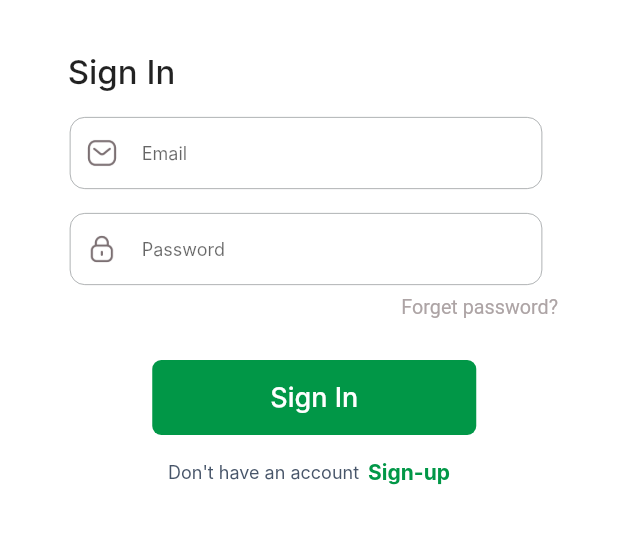
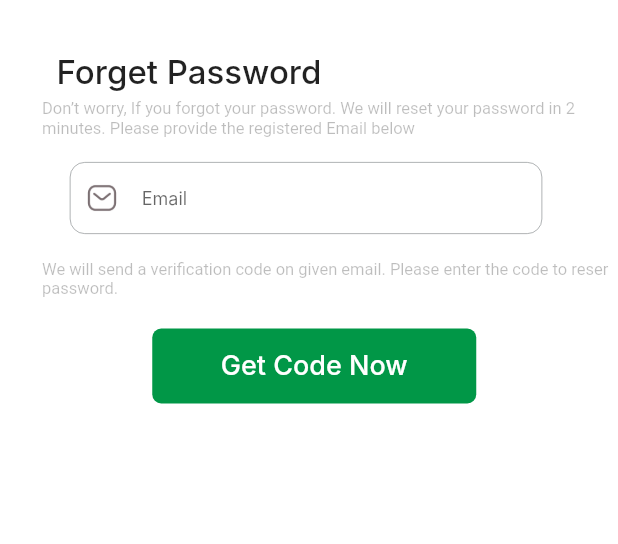
Before and after one commit to Animmza/Bank_app, a Flutter app: the screen it shows after launch, after a tap on "Forget password?", on a phone screen of 412 x 824 dp, the part 408-952 px from its top. Run offline on Flutter 3.47's test engine with Material 2 defaults, Android fonts, the phone set to English and light mode, and no system bars; our stand-ins replace animated_splash_screen, device_preview, flutter_screenutil, get; Roboto replaces fonts that are missing (Inter, inter).

Commit message:
sign up and password screens

```diff
--- a/lib/assest/assests-folder.dart
+++ b/lib/assest/assests-folder.dart
@@ -1,5 +1,3 @@
-import 'package:flutter/material.dart';
-
 class ImageAssests {
   static const splash = 'assests/splashimage.jpg';
   static const emailicon = 'assests/Message.png';
@@ -35,4 +33,7 @@ class ImageAssests {
   static const Rectangular = 'assests/Rectangular.png';
   static const Rectangular1 = 'assests/Rectangle1.png';
   static const arrowdwon = 'assests/arrow-dwon.png';
+  static const fullName = 'assests/Profile.png';
+  static const phone = 'assests/Call.png';
+
 }
--- a/lib/res/routes/routes.dart
+++ b/lib/res/routes/routes.dart
@@ -8,7 +8,7 @@ import '../../view/splash.dart';
 class approutes{
   static appRoutes()=>[
     GetPage(name:RoutesName.splashScreen,page:()=>Splash(),),
-    GetPage(name:RoutesName.signInScreen,page:()=>signIn(),),
+    GetPage(name:RoutesName.signInScreen,page:()=>SignInScreen(),),
     GetPage(name:RoutesName.Home,page:()=>Home(),),
 
   ];
--- a/lib/view/SignIn.dart
+++ b/lib/view/SignIn.dart
@@ -1,19 +1,21 @@
 import 'package:bankapppp/assest/assests-folder.dart';
 import 'package:bankapppp/res/colors.dart';
 import 'package:bankapppp/view/home.dart';
+import 'package:bankapppp/view/screens/forget_password_screen/forget_password_screen.dart';
+import 'package:bankapppp/view/screens/sign_up_screen/sign_up_screen.dart';
 import 'package:flutter/material.dart';
 import 'package:flutter_screenutil/flutter_screenutil.dart';
 import 'package:get/get_core/src/get_main.dart';
 import 'package:get/get_navigation/get_navigation.dart';
 
-class signIn extends StatefulWidget {
-  const signIn({Key? key}) : super(key: key);
+class SignInScreen extends StatefulWidget {
+  const SignInScreen({Key? key}) : super(key: key);
 
   @override
-  State<signIn> createState() => _signInState();
+  State<SignInScreen> createState() => _SignInScreenState();
 }
 
-class _signInState extends State<signIn> {
+class _SignInScreenState extends State<SignInScreen> {
   @override
   Widget build(BuildContext context) {
     return Scaffold(
@@ -21,21 +23,21 @@ class _signInState extends State<signIn> {
         child: SingleChildScrollView(
           child: Column(
             children: [
-              SizedBox(
+              const SizedBox(
                 height: 30,
               ),
               Container(
                 height: 242,
                 width: 341,
-                decoration: BoxDecoration(
+                decoration: const BoxDecoration(
                   image: DecorationImage(
                     image: AssetImage(ImageAssests.splash),
                     fit: BoxFit.cover,
                   ),
                 ),
               ),
-              Padding(
-                padding: const EdgeInsets.only(top: 35, left: 20, right: 270),
+              const Padding(
+                padding: EdgeInsets.only(top: 35, left: 20, right: 270),
                 child: Text(
                   "Sign In",
                   style: TextStyle(
@@ -46,12 +48,12 @@ class _signInState extends State<signIn> {
                 ),
               ),
               Padding(
-                padding: EdgeInsets.only(left: 28, right: 32, top: 16),
+                padding: const EdgeInsets.only(left: 28, right: 32, top: 16),
                 child: Container(
                   height: 48,
                   width: 315,
                   child: TextField(
-                    style: TextStyle(
+                    style: const TextStyle(
                         fontFamily: "Inter",
                         fontWeight: FontWeight.w400,
                         fontSize: 12),
@@ -61,7 +63,7 @@ class _signInState extends State<signIn> {
                         child: Container(
                           height: 13,
                           width: 15,
-                          decoration: BoxDecoration(
+                          decoration: const BoxDecoration(
                             image: DecorationImage(
                               image: AssetImage(ImageAssests.emailicon),
                             ),
@@ -90,7 +92,7 @@ class _signInState extends State<signIn> {
                 ),
               ),
               Padding(
-                padding: EdgeInsets.only(left: 28, right: 32, top: 16),
+                padding: const EdgeInsets.only(left: 28, right: 32, top: 16),
                 child: Container(
                   height: 48,
                   width: 315,
@@ -148,13 +150,13 @@ class _signInState extends State<signIn> {
                           fontSize: 12.sp,
                           color: const Color((0xFFADA4A5))),
                     ),
-                    onPressed: () async {
-                      const String _url = "https://www.geeksforgeeks.org";
+                    onPressed: () {
+                      Get.to(const ForgetPasswordScreen());
                     },
                   ),
                 ),
               ),
-              SizedBox(
+              const SizedBox(
                 height: 20,
               ),
               Padding(
@@ -163,7 +165,15 @@ class _signInState extends State<signIn> {
                   height: 50,
                   width: 216,
                   child: TextButton(
-                    child: Text(
+                    style: ElevatedButton.styleFrom(
+                      shape: RoundedRectangleBorder(
+                          borderRadius: BorderRadius.circular(6)),
+                      backgroundColor: greenColor,
+                    ),
+                    onPressed: () {
+                      Get.to(const Home());
+                    },
+                    child: const Text(
                       "Sign In",
                       style: TextStyle(
                           fontWeight: FontWeight.w500,
@@ -171,42 +181,36 @@ class _signInState extends State<signIn> {
                           fontSize: 18,
                           color: Colors.white),
                     ),
-                    style: ElevatedButton.styleFrom(
-                      shape: RoundedRectangleBorder(
-                          borderRadius: BorderRadius.circular(6)),
-                      backgroundColor: greenColor,
-                    ),
-                    onPressed: () {
-                      Get.to(Home());
-                    },
                   ),
                 ),
               ),
-              SizedBox(
+              const SizedBox(
                 height: 16,
               ),
               Row(
                 mainAxisAlignment: MainAxisAlignment.center,
                 children: [
-                  Text(
-                    "Don't have an account",
+                  const Text(
+                    "Don't have an account?",
                     style: TextStyle(
                       fontWeight: FontWeight.w400,
                       fontFamily: "Inter",
-                      fontSize: 12,
+                      fontSize: 14,
                       color: Color(0xFF475569),
                     ),
                   ),
-                  SizedBox(
-                    width: 6,
-                  ),
-                  Text(
-                    "Sign-up",
-                    style: TextStyle(
-                        fontWeight: FontWeight.bold,
-                        fontFamily: "Inter",
-                        fontSize: 14,
-                        color: greenColor),
+                  TextButton(
+                    onPressed: () {
+                      Get.to(const SignUpScreen());
+                    },
+                    child: const Text(
+                      "Sign-up",
+                      style: TextStyle(
+                          fontWeight: FontWeight.bold,
+                          fontFamily: "Inter",
+                          fontSize: 16,
+                          color: greenColor),
+                    ),
                   ),
                 ],
               )
--- a/lib/view/home.dart
+++ b/lib/view/home.dart
@@ -3,7 +3,6 @@ import 'package:bankapppp/res/colors.dart';
 import 'package:bankapppp/view/AddtoWallet.dart';
 import 'package:bankapppp/view/Banktobank.dart';
 import 'package:bankapppp/view/Contact.dart';
-import 'package:bankapppp/view/Contatc2.dart';
 import 'package:bankapppp/view/RequestMoney.dart';
 import 'package:bankapppp/view/ToBank.dart';
 import 'package:bankapppp/view/Transactionhistory.dart';
--- /dev/null
+++ b/lib/view/screens/forget_password_screen/forget_password_screen.dart
@@ -0,0 +1,101 @@
+import 'package:bankapppp/assest/assests-folder.dart';
+import 'package:bankapppp/res/colors.dart';
+import 'package:bankapppp/view/SignIn.dart';
+import 'package:bankapppp/view/home.dart';
+import 'package:bankapppp/view/screens/reset_password_screen/reset_password_screen.dart';
+import 'package:bankapppp/view/screens/sign_up_screen/widgets/common_text_field.dart';
+import 'package:flutter/material.dart';
+import 'package:flutter_screenutil/flutter_screenutil.dart';
+import 'package:get/get_core/src/get_main.dart';
+import 'package:get/get_navigation/get_navigation.dart';
+
+class ForgetPasswordScreen extends StatefulWidget {
+  const ForgetPasswordScreen({Key? key}) : super(key: key);
+
+  @override
+  State<ForgetPasswordScreen> createState() => _ForgetPasswordScreenState();
+}
+
+class _ForgetPasswordScreenState extends State<ForgetPasswordScreen> {
+  @override
+  Widget build(BuildContext context) {
+    return Scaffold(
+      body: SafeArea(
+        child: SingleChildScrollView(
+          child: Column(
+            children: [
+              const SizedBox(
+                height: 30,
+              ),
+              Container(
+                height: 242,
+                width: 341,
+                decoration: const BoxDecoration(
+                  image: DecorationImage(
+                    image: AssetImage(ImageAssests.splash),
+                    fit: BoxFit.cover,
+                  ),
+                ),
+              ),
+              const Padding(
+                padding: EdgeInsets.only(top: 35, left: 10, right: 170),
+                child: Text(
+                  "Forget Password",
+                  style: TextStyle(
+                    fontWeight: FontWeight.w500,
+                    fontFamily: "Inter",
+                    fontSize: 22,
+                  ),
+                ),
+              ),
+              const Padding(
+                padding: EdgeInsets.only(top: 4, left: 28),
+                child: Text(
+                    'Don’t worry, If you forgot your password. We will reset your password in 2 minutes. Please provide the registered Email below',
+                    style: TextStyle(fontSize: 11, color: Colors.black26)),
+              ),
+              const CommonTextField(
+                hintText: "Email",
+                assetIcon: ImageAssests.emailicon,
+              ),
+              const Padding(
+                padding: EdgeInsets.only(top: 17, left: 28),
+                child: Text(
+                    'We will send a verification code on given email. Please enter the code to reser password.',
+                    style: TextStyle(fontSize: 11, color: Colors.black26)),
+              ),
+              const SizedBox(
+                height: 20,
+              ),
+              Padding(
+                padding: const EdgeInsets.only(left: 83, right: 76),
+                child: SizedBox(
+                  height: 50,
+                  width: 216,
+                  child: TextButton(
+                    style: ElevatedButton.styleFrom(
+                      shape: RoundedRectangleBorder(
+                          borderRadius: BorderRadius.circular(6)),
+                      backgroundColor: greenColor,
+                    ),
+                    onPressed: () {
+                      Get.to(const ResetPasswordScreen());
+                    },
+                    child: const Text(
+                      "Get Code Now",
+                      style: TextStyle(
+                          fontWeight: FontWeight.w500,
+                          fontFamily: "Inter",
+                          fontSize: 18,
+                          color: Colors.white),
+                    ),
+                  ),
+                ),
+              ),
+            ],
+          ),
+        ),
+      ),
+    );
+  }
+}
--- /dev/null
+++ b/lib/view/screens/sign_up_screen/widgets/common_text_field.dart
@@ -0,0 +1,58 @@
+import 'package:flutter/material.dart';
+import 'package:bankapppp/assest/assests-folder.dart';
+
+class CommonTextField extends StatelessWidget {
+  const CommonTextField({ required this.hintText,
+    super.key, required this.assetIcon,
+  });
+  final String hintText;
+  final String  assetIcon;
+
+  @override
+  Widget build(BuildContext context) {
+    return Padding(
+      padding: const EdgeInsets.only(left: 28, right: 32, top: 16),
+      child: Container(
+        height: 48,
+        width: 315,
+        child: TextField(
+          style: const TextStyle(
+              fontFamily: "Inter",
+              fontWeight: FontWeight.w400,
+              fontSize: 12),
+          decoration: InputDecoration(
+            prefixIcon: Padding(
+              padding: const EdgeInsets.only(left: 11.0, right: 16),
+              child: Container(
+                height: 13,
+                width: 15,
+                decoration:  BoxDecoration(
+                  image: DecorationImage(
+                    image: AssetImage(assetIcon),
+                  ),
+                ),
+              ),
+            ),
+            hintText: hintText,
+            contentPadding:
+            const EdgeInsets.symmetric(horizontal: 20),
+            border: OutlineInputBorder(
+              borderRadius: BorderRadius.circular(25),
+              borderSide: const BorderSide(
+                color: Color(0xFFE6E6E6),
+                width: 1,
+              ),
+            ),
+            enabledBorder: OutlineInputBorder(
+              borderRadius: BorderRadius.circular(10),
+              borderSide: const BorderSide(
+                color: Color(0xFF95999B),
+                width: .5,
+              ),
+            ),
+          ),
+        ),
+      ),
+    );
+  }
+}
--- a/lib/view/splash.dart
+++ b/lib/view/splash.dart
@@ -21,7 +21,7 @@ class _SplashState extends State<Splash> {
   _nevigatehome() async {
     await Future.delayed(const Duration(milliseconds: 3000), () {});
     Navigator.pushReplacement(
-        context, MaterialPageRoute(builder: (context) => const signIn()));
+        context, MaterialPageRoute(builder: (context) => const SignInScreen()));
   }
 
   @override
```
Also changed, not shown: lib/view/screens/create_new_password_screen/create_new_password_screen.dart (added, +118 -0 lines), lib/view/screens/reset_password_screen/reset_password_screen.dart (added, +187 -0 lines), lib/view/screens/sign_up_screen/sign_up_screen.dart (added, +183 -0 lines), assests/Call.png (added), assests/Profile.png (added), assests/Stroke 1.png (added), 1 other file.
